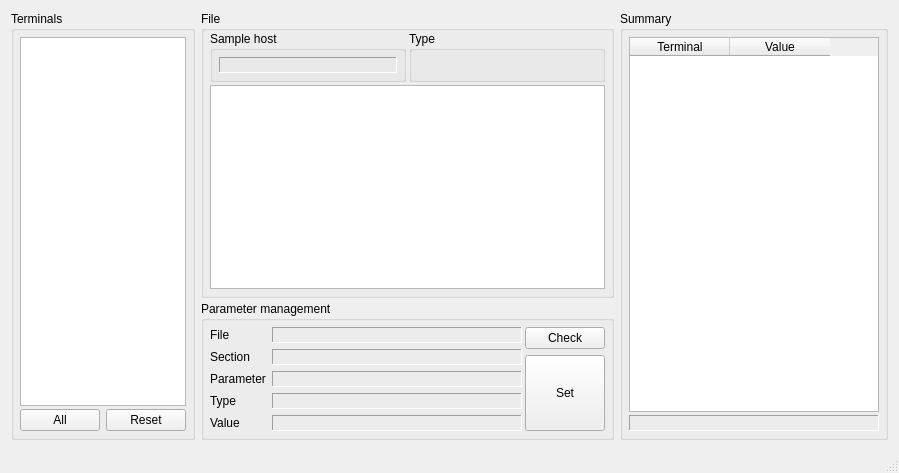
Above: mainwindow.ui from vadim-martynov/ConfAdjustQt before the change. Below: the same form after it.
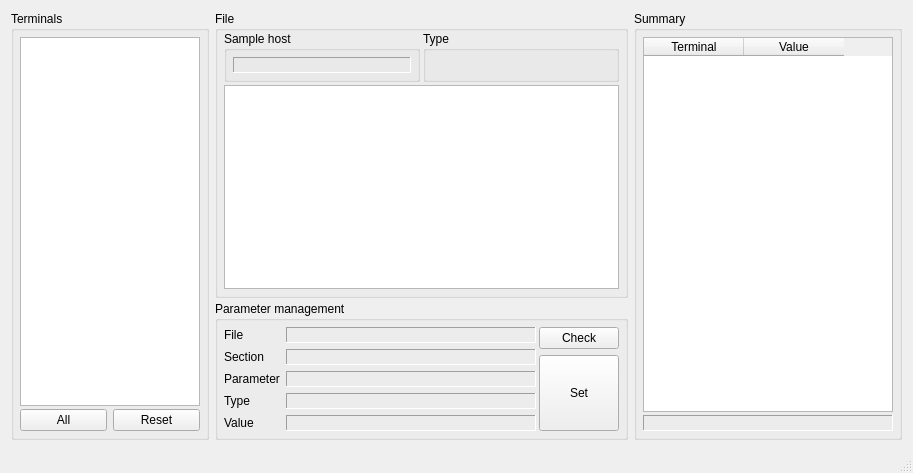
That is the form after the change. Icons and pictures are not drawn.

Diff of the .ui file:
```diff
--- a/mainwindow.ui
+++ b/mainwindow.ui
@@ -6,7 +6,7 @@
    <rect>
     <x>0</x>
     <y>0</y>
-    <width>876</width>
+    <width>913</width>
     <height>473</height>
    </rect>
   </property>
@@ -357,6 +357,12 @@
           <layout class="QVBoxLayout" name="verticalLayout_5">
            <item>
             <widget class="QPushButton" name="pbCheck">
+             <property name="maximumSize">
+              <size>
+               <width>250</width>
+               <height>16777215</height>
+              </size>
+             </property>
              <property name="text">
               <string>Check</string>
              </property>
@@ -370,6 +376,12 @@
                <verstretch>0</verstretch>
               </sizepolicy>
              </property>
+             <property name="maximumSize">
+              <size>
+               <width>250</width>
+               <height>16777215</height>
+              </size>
+             </property>
              <property name="text">
               <string>Set</string>
              </property>
```
Left out of the diff: 55 changed lines with no effect on the pictures.
